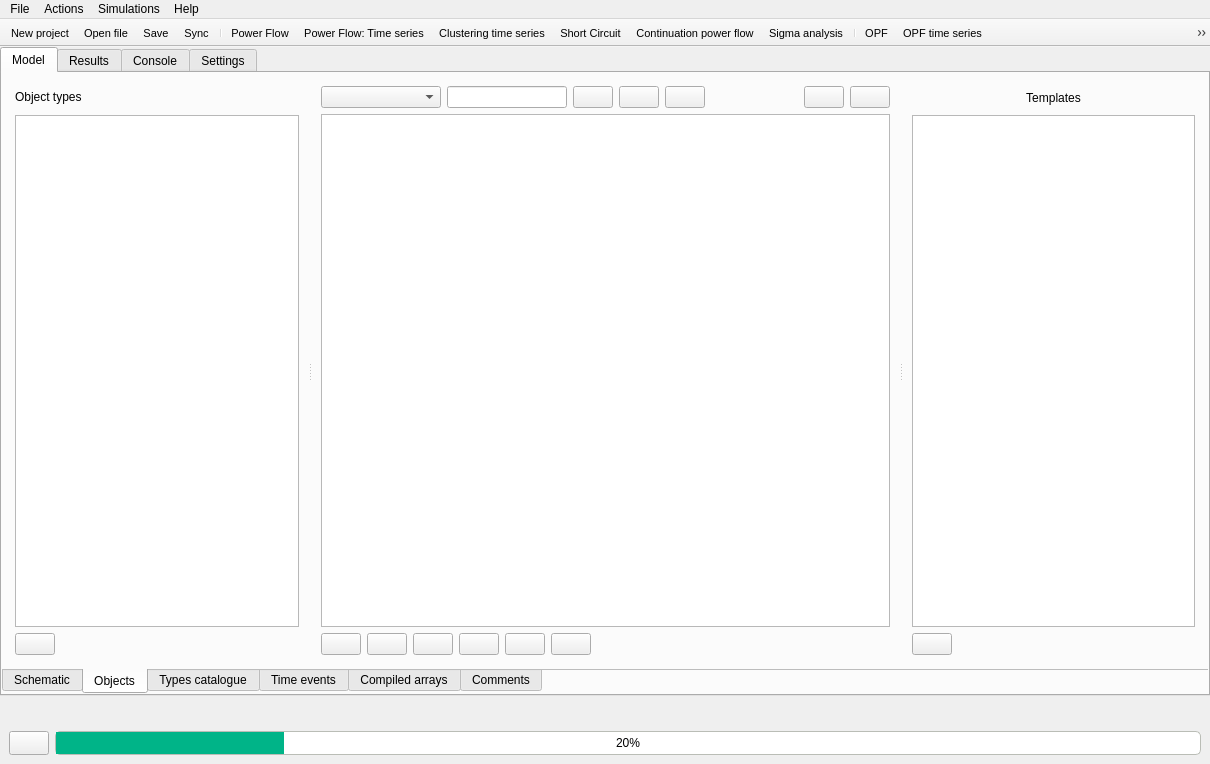
Above: src/GridCal/Gui/Main/MainWindow.ui from SanPen/GridCal before the change. Below: the same form after it.
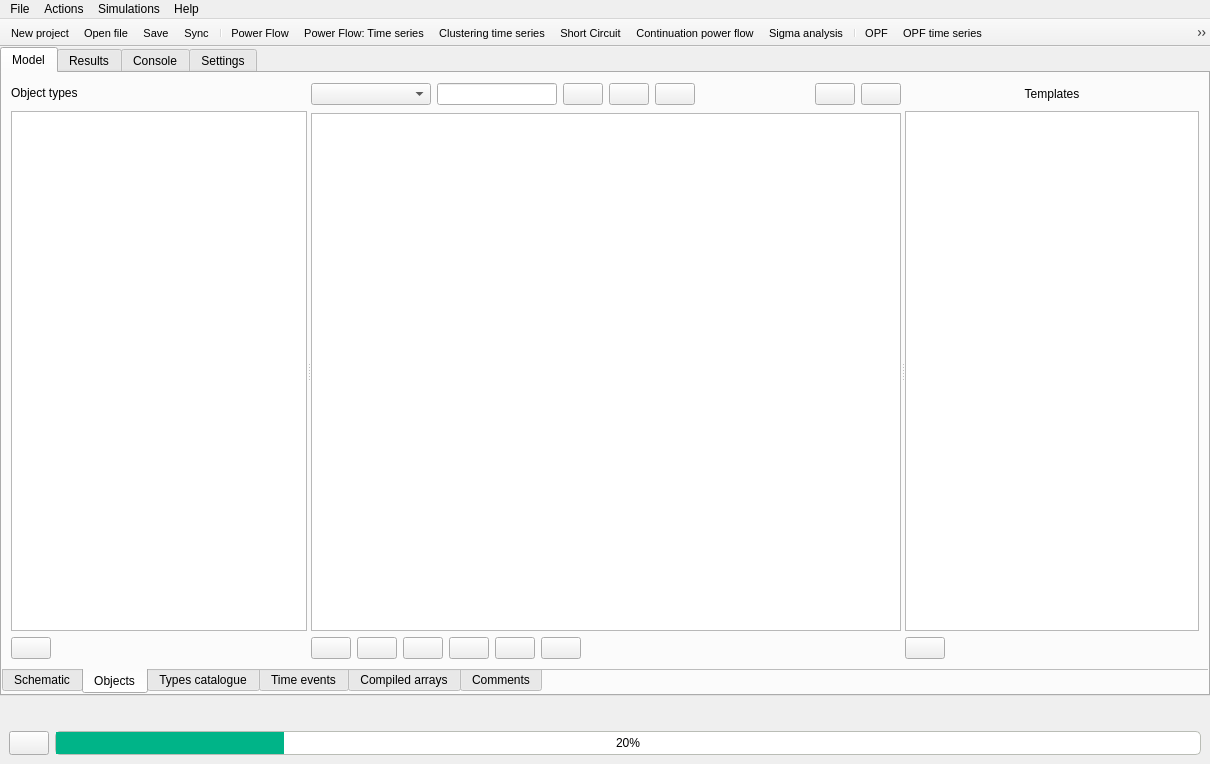
That is the form after the change. The open tabs and pages were chosen to show the change. Icons and pictures are not drawn.

Diff of the .ui file:
```diff
--- a/src/GridCal/Gui/Main/MainWindow.ui
+++ b/src/GridCal/Gui/Main/MainWindow.ui
@@ -438,16 +438,16 @@
            </attribute>
            <layout class="QVBoxLayout" name="verticalLayout_8">
             <property name="leftMargin">
-             <number>4</number>
+             <number>0</number>
             </property>
             <property name="topMargin">
-             <number>4</number>
+             <number>0</number>
             </property>
             <property name="rightMargin">
-             <number>4</number>
+             <number>0</number>
             </property>
             <property name="bottomMargin">
-             <number>4</number>
+             <number>0</number>
             </property>
             <item>
              <widget class="QSplitter" name="dataStructuresSplitter">
@@ -462,6 +462,9 @@
                 <enum>QFrame::Raised</enum>
                </property>
                <layout class="QVBoxLayout" name="verticalLayout_27">
+                <property name="rightMargin">
+                 <number>0</number>
+                </property>
                 <item>
                  <widget class="QFrame" name="frame_55">
                   <property name="frameShape">
@@ -567,8 +570,20 @@
                  <enum>QFrame::Raised</enum>
                 </property>
                 <layout class="QVBoxLayout" name="verticalLayout_26">
+                 <property name="leftMargin">
+                  <number>0</number>
+                 </property>
+                 <property name="rightMargin">
+                  <number>0</number>
+                 </property>
                  <item>
                   <widget class="QFrame" name="frame_54">
+                   <property name="minimumSize">
+                    <size>
+                     <width>0</width>
+                     <height>25</height>
+                    </size>
+                   </property>
                    <property name="frameShape">
                     <enum>QFrame::NoFrame</enum>
                    </property>
@@ -840,6 +855,9 @@
                  <enum>QFrame::Raised</enum>
                 </property>
                 <layout class="QVBoxLayout" name="verticalLayout_29">
+                 <property name="leftMargin">
+                  <number>0</number>
+                 </property>
                  <item>
                   <widget class="QFrame" name="frame_56">
                    <property name="frameShape">
```
Left out of the diff: 91 changed lines with no effect on the pictures.
